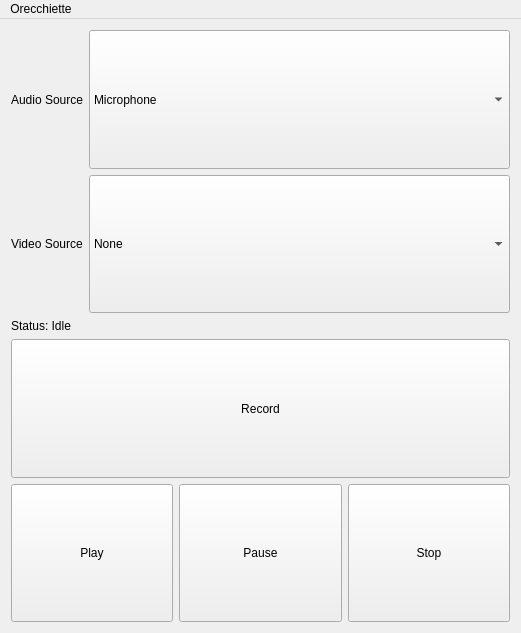
Old version of the form mainwindow.ui in the repository jpietrzak8/Orecchiette.
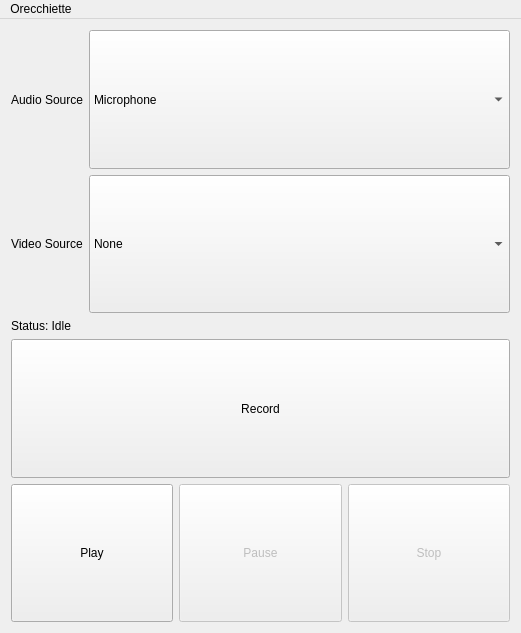
New version of the form. Icons and pictures are not drawn.

What changed in the file:
```diff
--- a/mainwindow.ui
+++ b/mainwindow.ui
@@ -199,6 +199,9 @@
       </item>
       <item>
        <widget class="QPushButton" name="pauseButton">
+        <property name="enabled">
+         <bool>false</bool>
+        </property>
         <property name="sizePolicy">
          <sizepolicy hsizetype="Minimum" vsizetype="Minimum">
           <horstretch>0</horstretch>
@@ -222,6 +225,9 @@
       </item>
       <item>
        <widget class="QPushButton" name="stopButton">
+        <property name="enabled">
+         <bool>false</bool>
+        </property>
         <property name="sizePolicy">
          <sizepolicy hsizetype="Minimum" vsizetype="Minimum">
           <horstretch>0</horstretch>
```
Left out of the diff: 3 changed lines with no effect on the pictures.
